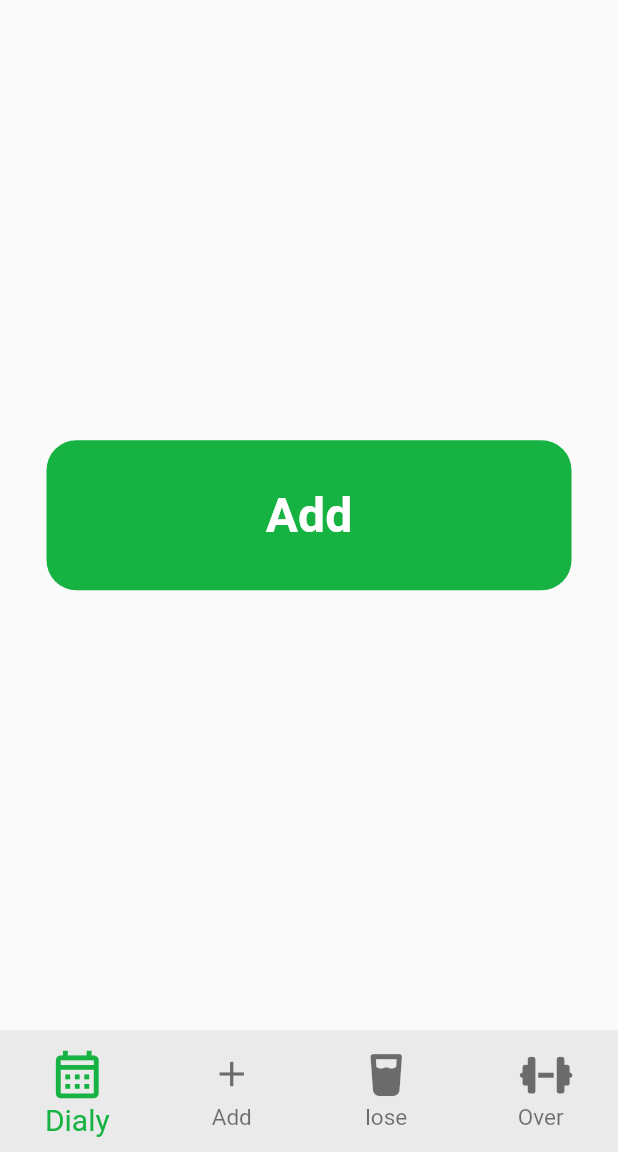
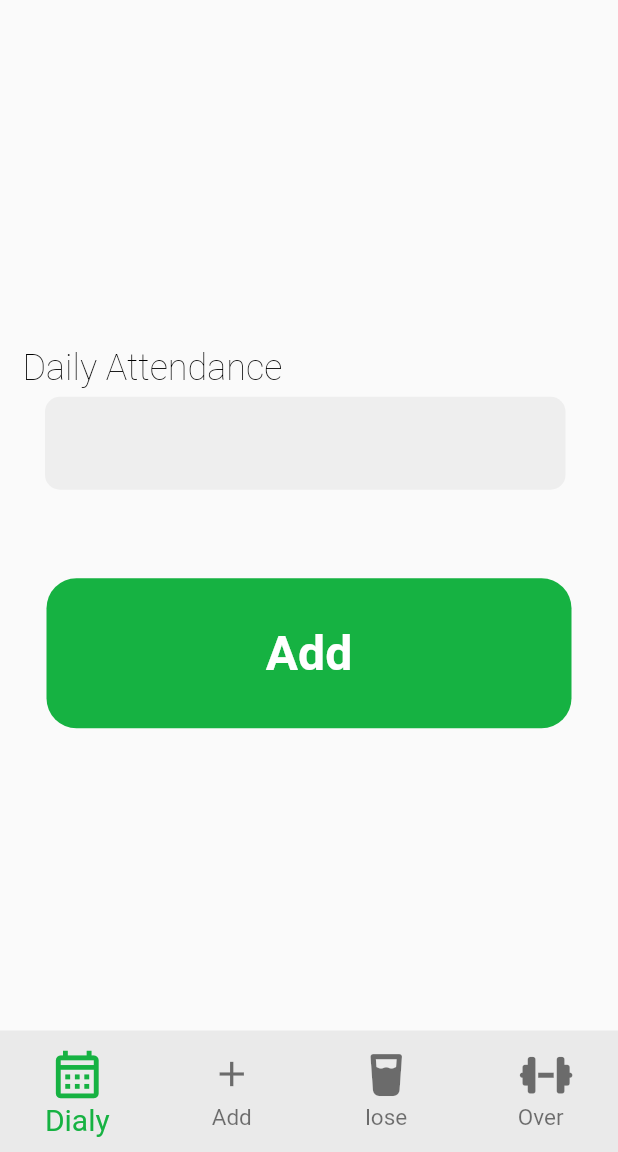
Before and after one commit to Ahmedkhattab21/gym_buiss, a Flutter app: the screen it shows after launch, after a tap on "Let’s Go", on a phone screen of 412 x 824 dp, the part 84-1236 px from its top. Run offline on Flutter 3.47's test engine with Material 2 defaults, Android fonts, the phone set to English and light mode, and no system bars; our stand-ins replace font_awesome_flutter, sqflite; accounts and stored records are empty.

Commit message:
add commit

```diff
--- /dev/null
+++ b/lib/controller/provider/AttendanceProvider.dart
@@ -0,0 +1,11 @@
+import 'package:flutter/material.dart';
+import 'package:provider/provider.dart';
+
+
+class AttendanceProvider extends ChangeNotifier{
+  TextEditingController controller=TextEditingController();
+
+  addAttendanceToDatabase(){
+
+  }
+}
--- a/lib/main.dart
+++ b/lib/main.dart
@@ -1,9 +1,20 @@
 import 'package:flutter/material.dart';
+import 'package:gym2/controller/provider/AttendanceProvider.dart';
+import 'package:gym2/controller/provider/NewPersonProvider.dart';
 import 'package:gym2/view/screens/Daily.dart';
 import 'package:gym2/view/screens/Home.dart';
+import 'package:provider/provider.dart';
 
 void main() {
-  runApp(const MyApp());
+runApp(
+  MultiProvider(
+    providers: [
+      ChangeNotifierProvider(create: (_)=>AttendanceProvider()),
+      ChangeNotifierProvider(create: (_)=>NewPersonProvider()),
+
+    ],
+    child: const MyApp(),),
+);
 }
 
 
--- a/lib/view/screens/Attendance.dart
+++ b/lib/view/screens/Attendance.dart
@@ -1,12 +1,29 @@
 import 'package:flutter/material.dart';
+import 'package:gym2/controller/provider/AttendanceProvider.dart';
+import 'package:provider/provider.dart';
 
 import '../widget/button.dart';
+import '../widget/input.dart';
 
 class Attendance extends StatelessWidget {
-  const Attendance({Key? key}) : super(key: key);
+
+   Attendance({Key? key}) : super(key: key);
 
   @override
   Widget build(BuildContext context) {
-    return Center(child: Button(fun: (){print("hghg");}, wid: 350, hei: 100, cir: 20, color: Color.fromRGBO(22, 178, 66, 1), text:"Add"));
+    return Container(
+      alignment: Alignment.center,
+      height: double.infinity,
+      child: SingleChildScrollView(
+        child: Column(
+          children: [
+            Input(txt: "Daily Attendance",controller: Provider.of<AttendanceProvider>(context,listen: false).controller,widget: const SizedBox(width: 30,),),
+            Button(fun: (){
+              Provider.of<AttendanceProvider>(context,listen: false).addAttendanceToDatabase();}
+            , wid: 350, hei: 100, cir: 20, color: const Color.fromRGBO(22, 178, 66, 1), text:"Add"),
+          ],
+        ),
+      ),
+    );
   }
 }
--- a/lib/view/screens/Daily.dart
+++ b/lib/view/screens/Daily.dart
@@ -17,7 +17,7 @@ class _DailyPageState extends State<DailyPage> {
 
 
   int currIndex = 0;
-  List<Widget> screens=const[
+  List<Widget> screens=[
     Attendance(),
     NewPerson(),
     LoseWeight(),
@@ -50,6 +50,7 @@ class _DailyPageState extends State<DailyPage> {
       AppBar(
         backgroundColor: Colors.white,
         elevation: 0,
+        title: Text("Lossing Weight ",style: Theme.of(context).textTheme.headline2,),
         actions: const [
           CircleAvatar(
             backgroundImage:AssetImage("assets/images/img1.jpg"),),
@@ -59,6 +60,7 @@ class _DailyPageState extends State<DailyPage> {
       AppBar(
         backgroundColor: Colors.white,
         elevation: 0,
+        title: Text("Over Weight",style: Theme.of(context).textTheme.headline2,),
         actions: const [
           CircleAvatar(
             backgroundImage:AssetImage("assets/images/img1.jpg"),),
--- a/lib/view/widget/button.dart
+++ b/lib/view/widget/button.dart
@@ -13,6 +13,7 @@ class Button extends StatelessWidget {
     return InkWell(
       onTap: fun,
       child: Container(
+        margin: EdgeInsets.only(top: 14),
         alignment: Alignment.center,
         width: wid,
         height: hei,
--- /dev/null
+++ b/lib/view/widget/input.dart
@@ -0,0 +1,51 @@
+import 'package:flutter/material.dart';
+
+class Input extends StatelessWidget {
+  String txt;
+  TextEditingController? controller;
+  Widget? widget;
+ Input({required this.txt,this.controller,this.widget});
+  @override
+  Widget build(BuildContext context) {
+    return Container(
+      margin: const EdgeInsets.only(bottom: 30,top: 30),
+      padding: const EdgeInsets.only(left: 15,bottom: 15),
+      child: Column(
+        crossAxisAlignment: CrossAxisAlignment.start,
+        children: [
+           Text(txt,style: Theme.of(context).textTheme.headline2,),
+          Container(
+              margin: const EdgeInsets.only(left: 15,top: 5,right: 5),
+              decoration: BoxDecoration(
+                borderRadius: BorderRadius.circular(10),
+              ),
+              child: Row(
+                children: [
+                  Expanded(
+                    child: TextFormField(
+                      cursorColor: Colors.black45,
+                      style: Theme.of(context).textTheme.headline1,
+                      controller: controller,
+                      decoration: InputDecoration(
+                        fillColor:const  Color.fromRGBO(238, 238, 238, 1),
+                        filled: true,
+                        enabledBorder: UnderlineInputBorder(
+                          borderRadius: BorderRadius.circular(10),
+                          borderSide:const BorderSide(color: Color.fromRGBO(238, 238, 238, 1),width: 0),
+                        ),
+                          focusedBorder:UnderlineInputBorder(
+                            borderRadius: BorderRadius.circular(10),
+                            borderSide:const BorderSide(color: Color.fromRGBO(238, 238, 238, 1),width: 0),
+                          ),
+                      ),
+                    ),
+                  ),
+                  widget??Container(),
+                ],
+              ),
+          ),
+        ],
+      ),
+    );
+  }
+}
--- a/pubspec.yaml
+++ b/pubspec.yaml
@@ -36,6 +36,7 @@ dependencies:
   cupertino_icons: ^1.0.2
   sqflite: ^2.0.3+1
   font_awesome_flutter: ^10.2.1
+  provider: ^6.0.3
 
 
 dev_dependencies:
```
Also changed, not shown: lib/controller/provider/NewPersonProvider.dart (added, +11 -0 lines), lib/view/screens/NewPerson.dart (+35 -1 lines), lib/view/widget/search.dart (added, +44 -0 lines), pubspec.lock.
